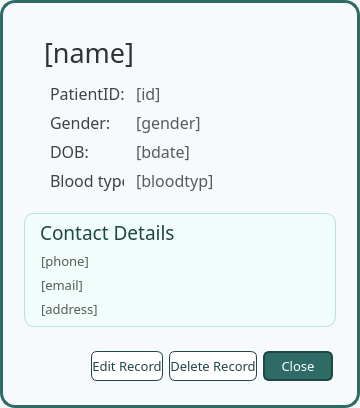
This is ui/popup_patientdetails.ui in karlito20/AdoraFlowProject as Qt 5 draws it before an edit. The edited form follows.
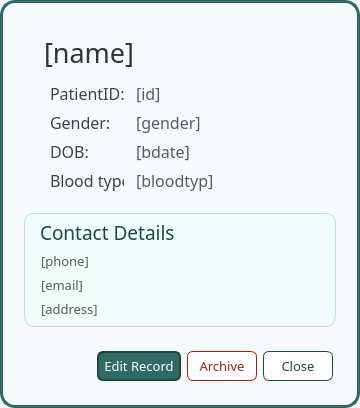
This is the edited form.

What changed in the file:
```diff
--- a/ui/popup_patientdetails.ui
+++ b/ui/popup_patientdetails.ui
@@ -419,12 +419,13 @@
             <cursorShape>PointingHandCursor</cursorShape>
            </property>
            <property name="styleSheet">
-            <string notr="true">#edit_button {
-	background: white;
+            <string notr="true">
+#edit_button {
 	border-radius: 6px;
-	border: 1px solid #1F4744;
-	color: #1F4744;
-
+	color: white;
+	border: 2px solid #1F4744;
+	padding: 5px;
+	background: #2E6B66;
 }
 
 #edit_button:hover {
@@ -461,8 +462,8 @@
             <string notr="true">#delete_button {
 	background: white;
 	border-radius: 6px;
-	border: 1px solid #1F4744;
-	color: #1F4744;
+	border: 1px solid #A91B0D;
+	color: #A91B0D;
 
 }
 
@@ -475,7 +476,7 @@
 }</string>
            </property>
            <property name="text">
-            <string>Delete Record</string>
+            <string>Archive</string>
            </property>
           </widget>
          </item>
@@ -498,11 +499,11 @@
            </property>
            <property name="styleSheet">
             <string notr="true">#close_button {
+	background: white;
 	border-radius: 6px;
-	color: white;
-	border: 2px solid #1F4744;
-	padding: 5px;
-	background: #2E6B66;
+	border: 1px solid #1F4744;
+	color: #1F4744;
+
 }
 
 #close_button:hover {
@@ -513,11 +514,11 @@
 	background: #265955;
 
 }
+
 #close_button:pressed {
-	background: #1F4744;
-	color: white;
-	border: 2px solid #1F4744;
-}</string>
+	background: #B8E0DD;
+}
+</string>
            </property>
            <property name="text">
             <string>Close</string>
```
Left out of the diff: 20 changed lines with no effect on the pictures.
